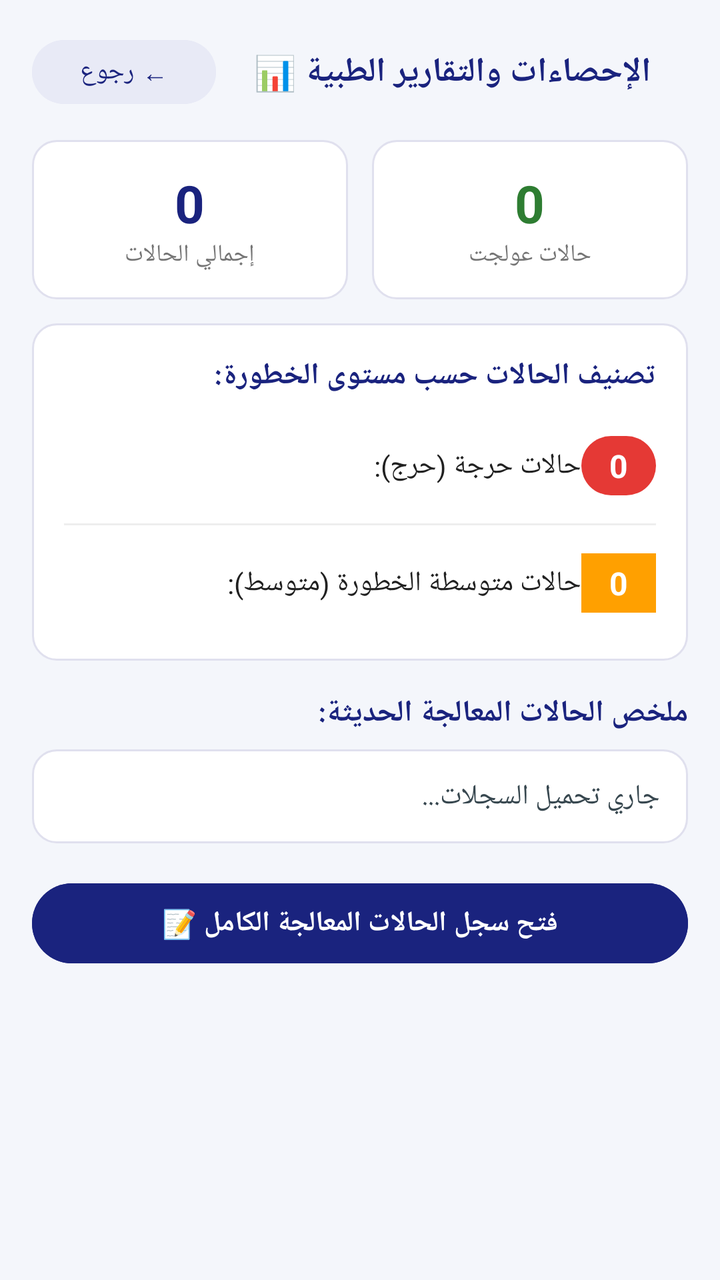
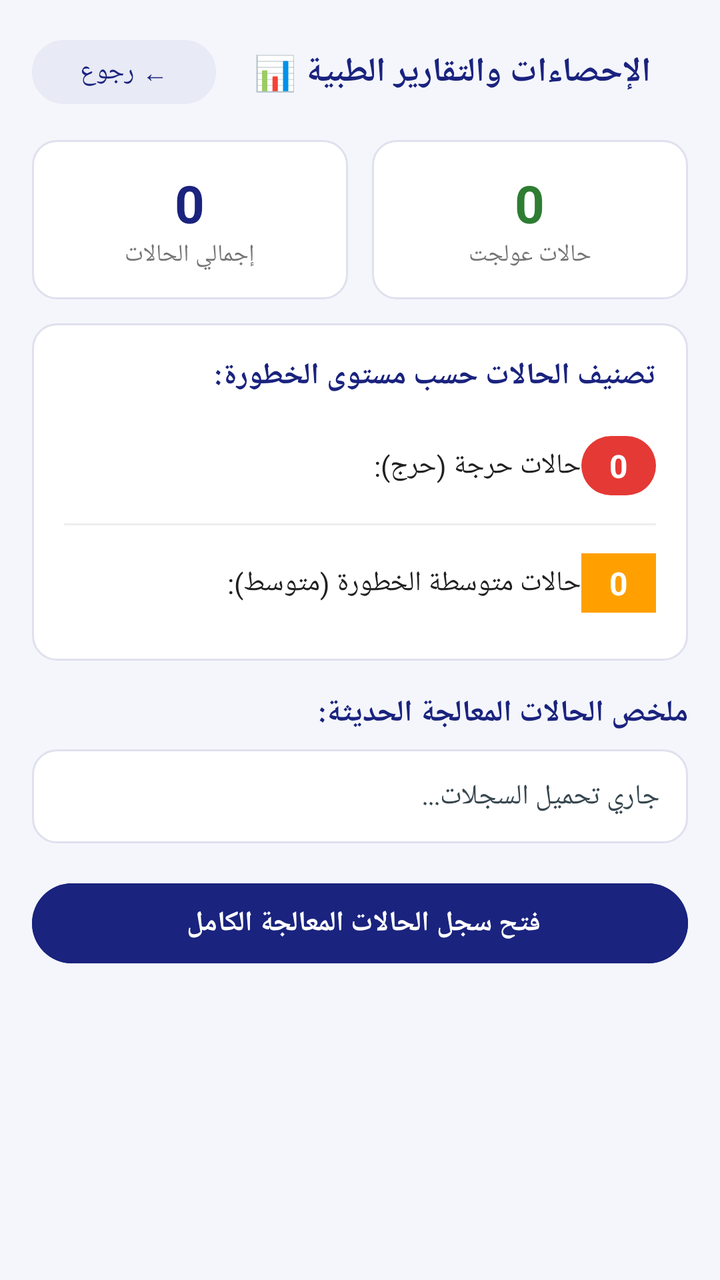

Two renders of the same Android screen: before a commit and after it. Below are the layout's source before the change and the commit's diff.
<!-- AndroidManifest.xml: application theme Theme.FirstAidHero -->
<!-- res/layout/activity_reports.xml -->
<?xml version="1.0" encoding="utf-8"?>
<ScrollView xmlns:android="http://schemas.android.com/apk/res/android"
    android:layout_width="match_parent"
    android:layout_height="match_parent"
    android:fillViewport="true"
    android:background="#F4F6FB">

    <LinearLayout
        android:layout_width="match_parent"
        android:layout_height="wrap_content"
        android:orientation="vertical"
        android:padding="16dp">

        
        <LinearLayout
            android:layout_width="match_parent"
            android:layout_height="wrap_content"
            android:orientation="horizontal"
            android:gravity="center_vertical"
            android:layout_marginBottom="14dp">

            <Button
                android:id="@+id/reportsBackButton"
                android:layout_width="wrap_content"
                android:layout_height="40dp"
                android:text="← رجوع"
                android:textSize="13sp"
                android:textColor="#1A237E"
                android:backgroundTint="#E8EAF6"/>

            <TextView
                android:layout_width="0dp"
                android:layout_height="wrap_content"
                android:layout_weight="1"
                android:text="الإحصاءات والتقارير الطبية 📊"
                android:textSize="17sp"
                android:textStyle="bold"
                android:textColor="#1A237E"
                android:gravity="center"/>
        </LinearLayout>

        
        <LinearLayout
            android:layout_width="match_parent"
            android:layout_height="wrap_content"
            android:orientation="horizontal"
            android:layout_marginBottom="12dp">

            
            <LinearLayout
                android:layout_width="0dp"
                android:layout_height="wrap_content"
                android:layout_weight="1"
                android:orientation="vertical"
                android:padding="14dp"
                android:gravity="center"
                android:background="@drawable/bg_card_emergency"
                android:layout_marginEnd="6dp">

                <TextView
                    android:id="@+id/statTotalEmergencies"
                    android:layout_width="wrap_content"
                    android:layout_height="wrap_content"
                    android:text="0"
                    android:textSize="26sp"
                    android:textStyle="bold"
                    android:textColor="#1A237E"/>

                <TextView
                    android:layout_width="wrap_content"
                    android:layout_height="wrap_content"
                    android:text="إجمالي الحالات"
                    android:textSize="12sp"
                    android:textColor="#757575"/>
            </LinearLayout>

            
            <LinearLayout
                android:layout_width="0dp"
                android:layout_height="wrap_content"
                android:layout_weight="1"
                android:orientation="vertical"
                android:padding="14dp"
                android:gravity="center"
                android:background="@drawable/bg_card_emergency"
                android:layout_marginStart="6dp">

                <TextView
                    android:id="@+id/statTotalLogs"
                    android:layout_width="wrap_content"
                    android:layout_height="wrap_content"
                    android:text="0"
                    android:textSize="26sp"
                    android:textStyle="bold"
                    android:textColor="#2E7D32"/>

                <TextView
                    android:layout_width="wrap_content"
                    android:layout_height="wrap_content"
                    android:text="حالات عولجت"
                    android:textSize="12sp"
                    android:textColor="#757575"/>
            </LinearLayout>
        </LinearLayout>

        
        <LinearLayout
            android:layout_width="match_parent"
            android:layout_height="wrap_content"
            android:orientation="vertical"
            android:padding="16dp"
            android:background="@drawable/bg_card_emergency"
            android:layout_marginBottom="16dp">

            <TextView
                android:layout_width="match_parent"
                android:layout_height="wrap_content"
                android:text="تصنيف الحالات حسب مستوى الخطورة:"
                android:textSize="15sp"
                android:textStyle="bold"
                android:textColor="#1A237E"
                android:layout_marginBottom="12dp"/>

            
            <LinearLayout
                android:layout_width="match_parent"
                android:layout_height="wrap_content"
                android:orientation="horizontal"
                android:gravity="center_vertical"
                android:paddingVertical="8dp">

                <TextView
                    android:layout_width="wrap_content"
                    android:layout_height="wrap_content"
                    android:text="حالات حرجة (حرج):"
                    android:textSize="14sp"
                    android:textColor="#212121"
                    android:layout_weight="1"/>

                <TextView
                    android:id="@+id/statCriticalCount"
                    android:layout_width="wrap_content"
                    android:layout_height="wrap_content"
                    android:text="0"
                    android:textSize="16sp"
                    android:textStyle="bold"
                    android:textColor="#FFFFFF"
                    android:background="@drawable/bg_danger_badge"
                    android:paddingHorizontal="14dp"
                    android:paddingVertical="4dp"/>
            </LinearLayout>

            <View
                android:layout_width="match_parent"
                android:layout_height="1dp"
                android:background="#EEEEEE"
                android:layout_marginVertical="6dp"/>

            
            <LinearLayout
                android:layout_width="match_parent"
                android:layout_height="wrap_content"
                android:orientation="horizontal"
                android:gravity="center_vertical"
                android:paddingVertical="8dp">

                <TextView
                    android:layout_width="wrap_content"
                    android:layout_height="wrap_content"
                    android:text="حالات متوسطة الخطورة (متوسط):"
                    android:textSize="14sp"
                    android:textColor="#212121"
                    android:layout_weight="1"/>

                <TextView
                    android:id="@+id/statModerateCount"
                    android:layout_width="wrap_content"
                    android:layout_height="wrap_content"
                    android:text="0"
                    android:textSize="16sp"
                    android:textStyle="bold"
                    android:textColor="#FFFFFF"
                    android:background="#FFA000"
                    android:paddingHorizontal="14dp"
                    android:paddingVertical="4dp"/>
            </LinearLayout>

        </LinearLayout>

        
        <TextView
            android:layout_width="match_parent"
            android:layout_height="wrap_content"
            android:text="ملخص الحالات المعالجة الحديثة:"
            android:textSize="15sp"
            android:textStyle="bold"
            android:textColor="#1A237E"
            android:layout_marginBottom="8dp"/>

        <TextView
            android:id="@+id/recentLogsSummaryText"
            android:layout_width="match_parent"
            android:layout_height="wrap_content"
            android:padding="14dp"
            android:background="@drawable/bg_card_emergency"
            android:textSize="14sp"
            android:lineSpacingExtra="4dp"
            android:textColor="#37474F"
            android:text="جاري تحميل السجلات..."/>

        
        <Button
            android:id="@+id/openCaseLogsFromReportsButton"
            android:layout_width="match_parent"
            android:layout_height="48dp"
            android:text="فتح سجل الحالات المعالجة الكامل 📝"
            android:textSize="14sp"
            android:textStyle="bold"
            android:textColor="#FFFFFF"
            android:backgroundTint="#1A237E"
            android:layout_marginTop="16dp"/>

    </LinearLayout>
</ScrollView>
<!-- resources referenced by this layout -->
<resources>
  <!-- drawable bg_card_emergency (drawable) -->
  <?xml version="1.0" encoding="utf-8"?>
  <shape xmlns:android="http://schemas.android.com/apk/res/android"
      android:shape="rectangle">
      <solid android:color="#FFFFFF"/>
      <corners android:radius="12dp"/>
      <stroke
          android:width="1dp"
          android:color="#E0E0EE"/>
  </shape>
  <!-- drawable bg_danger_badge (drawable) -->
  <?xml version="1.0" encoding="utf-8"?>
  <shape xmlns:android="http://schemas.android.com/apk/res/android"
      android:shape="rectangle">
      <solid android:color="#E53935"/>
      <corners android:radius="20dp"/>
  </shape>
  <style name="Theme.FirstAidHero" parent="Base.Theme.FirstAidHero" />
  <style name="Base.Theme.FirstAidHero" parent="Theme.Material3.DayNight.NoActionBar">
          
          
      </style>
</resources>

<!-- the commit's change to res/layout/activity_reports.xml (unified diff, before → after) -->
@@ -141,13 +141,13 @@
                     android:id="@+id/statCriticalCount"
                     android:layout_width="wrap_content"
                     android:layout_height="wrap_content"
-                    android:text="0"
-                    android:textSize="16sp"
-                    android:textStyle="bold"
-                    android:textColor="#FFFFFF"
                     android:background="@drawable/bg_danger_badge"
                     android:paddingHorizontal="14dp"
-                    android:paddingVertical="4dp"/>
+                    android:paddingVertical="4dp"
+                    android:text="0"
+                    android:textColor="#FFFFFF"
+                    android:textSize="16sp"
+                    android:textStyle="bold" />
             </LinearLayout>
 
             <View
@@ -213,7 +213,7 @@
             android:id="@+id/openCaseLogsFromReportsButton"
             android:layout_width="match_parent"
             android:layout_height="48dp"
-            android:text="فتح سجل الحالات المعالجة الكامل 📝"
+            android:text="فتح سجل الحالات المعالجة الكامل "
             android:textSize="14sp"
             android:textStyle="bold"
             android:textColor="#FFFFFF"
